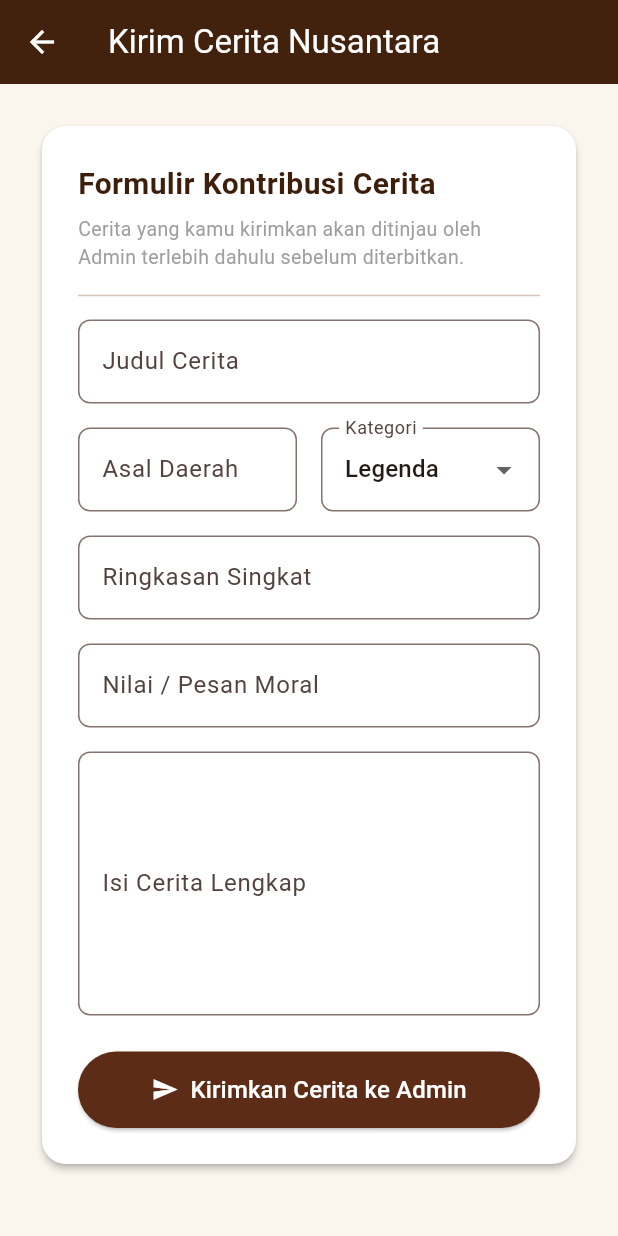
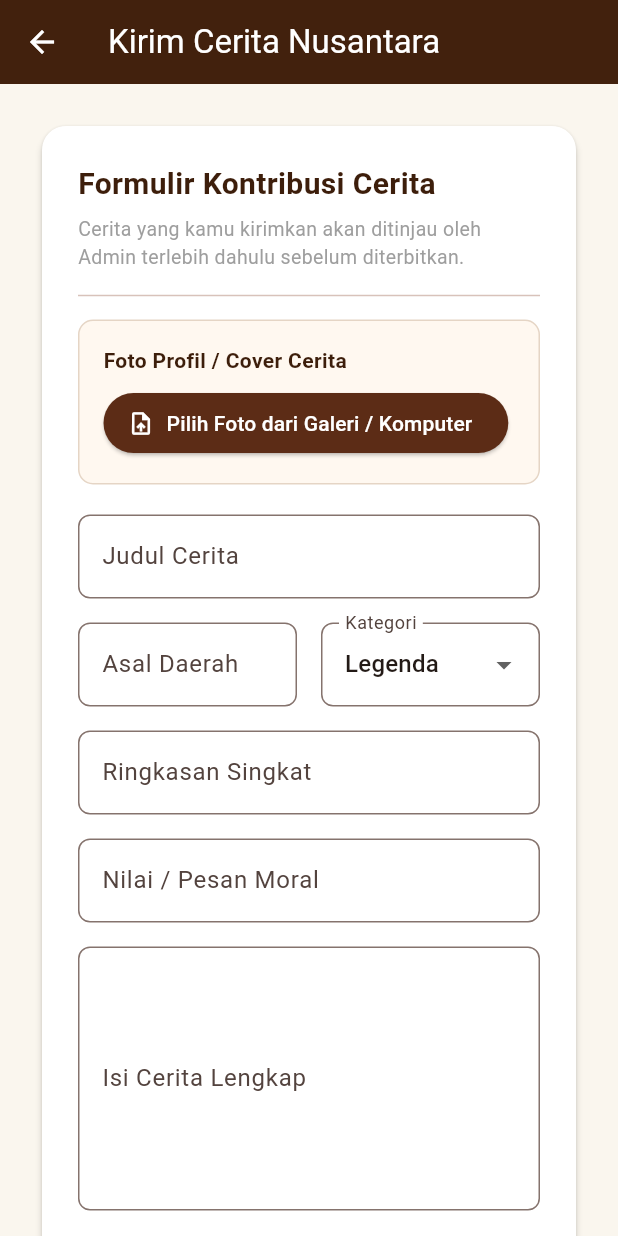
Before and after one commit to duitawisnaeni31-a11y/aplikasi_kisahloka, a Flutter app: the SendStoryScreen screen opened directly, on a phone screen of 412 x 824 dp. Run offline on Flutter 3.47's test engine with Material 3 defaults, Android fonts, the phone set to English and light mode, and no system bars; our stand-ins replace file_picker.

Commit message:
simpan perubahan

```diff
--- a/lib/models/app_models.dart
+++ b/lib/models/app_models.dart
@@ -38,7 +38,6 @@ List<Story> globalStories = [
     content: 'Pada zaman dahulu kala, di sebuah desa nelayan di Sumatera Barat, hiduplah seorang anak bernama Malin bersama ibunya yang sudah tua. Malin adalah anak yang rajin dan bercita-cita tinggi. Demi mengubah nasib keluarga, Malin memutuskan untuk merantau ke negeri seberang dengan menumpang kapal pedagang kaya.\n\nBertahun-tahun berlalu, Malin berhasil menjadi saudagar yang sangat kaya raya dan memiliki istri seorang putri bangsawan. Suatu hari, kapal megah Malin berlabuh di kampung halamannya. Sang ibu yang mendengar kabar tersebut segera berlari ke pelabuhan untuk menyambut putra tercintanya.\n\nNamun, ketika sang ibu mendekat dan memanggil namanya, Malin merasa malu akan penampilan ibunya yang lusuh di hadapan istrinya. Malin secara kejam mendorong dan mengusir wanita tua itu sambil berteriak bahwa dia tidak pernah memiliki ibu sepertinya.\n\nDengan hati yang hancur dan air mata yang mengalir deras, sang ibu berlutut memohon keadilan. Seketika langit menjadi gelap, petir menyambar, dan badai dahsyat menghantam kapal Malin. Di tengah gemuruh badai, tubuh Malin perlahan-lahan mengeras dan berubah menjadi batu sebagai hukuman atas kedurhakaannya.',
     moralValue: 'Hormatilah orang tua, setinggi apa pun kesuksesanmu.',
     iconEmoji: '⛵',
-    imageUrl: 'assets/images/malin_kundang.jpg',
     author: 'Admin',
     status: 'terbit',
   ),
@@ -51,7 +50,6 @@ List<Story> globalStories = [
     content: 'Dahulu di Pulau Jawa berdiri Kerajaan Pengging dan Prambanan. Pangeran Bandung Bondowoso dari Pengging yang sakti berhasil mengalahkan Kerajaan Prambanan. Di sana ia terpikat oleh kecantikan Roro Jonggrang, putri Kerajaan Prambanan.\n\nRoro Jonggrang tidak ingin menikahi pembunuh ayahnya, namun tak berani menolak secara langsung. Ia memberi syarat agar Bandung Bondowoso membangun 1.000 candi dalam waktu semalam sebelum fajar menyingsing.\n\nDengan kesaktiannya, Bandung Bondowoso mengerahkan ribuan jin untuk membangun candi. Melihat pekerjaan yang hampir selesai saat tengah malam, Roro Jonggrang panik. Ia menyuruh para gadis desa menumbuk lesung dan membakar jerami agar suasana terlihat terang bagai fajar.\n\nAyam jantan pun berkokok menandakan pagi telah tiba. Para jin yang takut sinar matahari segera berlari meninggalkan pekerjaan yang baru mencapai 999 candi. Bandung Bondowoso yang mengetahui kecurangan Roro Jonggrang sangat murka dan mengutuk Roro Jonggrang menjadi arca ke-1000 untuk melengkapi Candi Prambanan.',
     moralValue: 'Jangan melakukan kecurangan untuk mencapai keinginanmu.',
     iconEmoji: '🏰',
-    imageUrl: 'assets/images/roro_jonggrang.jpg',
     author: 'Admin',
     status: 'terbit',
   ),
@@ -64,7 +62,6 @@ List<Story> globalStories = [
     content: 'Di sebuah wilayah Sumatera Utara, hidup seorang pemuda bernama Toba. Suatu hari saat memancing, Toba menangkap seekor ikan mas yang sangat besar dan berkilau. Betapa terkejutnya Toba ketika ikan tersebut berubah menjadi seorang wanita cantik.\n\nWanita itu bersedia menikah dengan Toba dengan syarat: Toba tidak boleh membocorkan rahasia asal-usulnya bahwa ia adalah seekor ikan. Toba menyanggupi janji tersebut. Mereka pun menikah dan dikaruniai seorang anak laki-laki bernama Samosir.\n\nSamosir tumbuh menjadi anak yang sangat aktif namun sering membuat ayahnya hilang kesabaran. Suatu ketika, Samosir diminta mengantar makanan untuk ayahnya di ladang. Di tengah jalan, Samosir menyantap sebagian besar makanan tersebut karena lapar.\n\nToba yang sangat lapar dan marah meluapkan emosinya lalu berteriak: "Anak tidak tahu diri, dasar anak ikan!"\n\nSeketika itu janji suci terlanggar. Langit berguncang, hujan lebat mengguyur tanpa henti, dan mata air menyembur deras dari tanah hingga menenggelamkan seluruh desa. Genangan air raksasa itu kini dikenal sebagai Danau Toba, dan pulau di tengahnya dinamai Pulau Samosir.',
     moralValue: 'Pegang teguh janji yang telah diucapkan dalam situasi apa pun.',
     iconEmoji: '🏞️',
-    imageUrl: 'assets/images/danau_toba.jpg',
     author: 'Admin',
     status: 'terbit',
   ),
--- a/lib/views/admin_views.dart
+++ b/lib/views/admin_views.dart
@@ -131,7 +131,6 @@ class AdminDashboardScreen extends StatelessWidget {
   }
 }
 
-// HALAMAN MODERASI CERITA MASUK
 class AdminModerationScreen extends StatefulWidget {
   const AdminModerationScreen({super.key});
 
@@ -220,7 +219,6 @@ class _AdminModerationScreenState extends State<AdminModerationScreen> {
   }
 }
 
-// HALAMAN KELOLA CERITA DENGAN DIALOG KONFIRMASI POP-UP NUSANTARA
 class AdminManageStoriesScreen extends StatefulWidget {
   const AdminManageStoriesScreen({super.key});
 
--- a/lib/views/member_views.dart
+++ b/lib/views/member_views.dart
@@ -1,4 +1,5 @@
 import 'package:flutter/material.dart';
+import 'package:file_picker/file_picker.dart';
 import '../models/app_models.dart';
 
 class MemberDashboardScreen extends StatelessWidget {
@@ -36,14 +37,12 @@ class MemberDashboardScreen extends StatelessWidget {
             child: Column(
               crossAxisAlignment: CrossAxisAlignment.start,
               children: [
-                // Tombol Kembali Ke Beranda Utam
                 TextButton.icon(
                   onPressed: onLogout,
                   icon: const Icon(Icons.arrow_back, color: Color(0xFF5C2C16)),
                   label: const Text('Kembali ke Beranda Utama', style: TextStyle(color: Color(0xFF5C2C16), fontWeight: FontWeight.bold)),
                 ),
                 const SizedBox(height: 12),
-
                 Container(
                   width: double.infinity,
                   padding: const EdgeInsets.all(24),
@@ -94,7 +93,7 @@ class MemberDashboardScreen extends StatelessWidget {
                       child: Icon(Icons.add_circle, color: Color(0xFF5C2C16)),
                     ),
                     title: const Text('Kirimkan Cerita Baru', style: TextStyle(fontWeight: FontWeight.bold, fontSize: 16)),
-                    subtitle: const Text('Punya kisah/legenda lokal dari daerahmu? Tulis dan kirimkan sekarang.'),
+                    subtitle: const Text('Punya kisah/legenda lokal dari daerahmu? Bagikan sekarang.'),
                     trailing: ElevatedButton(
                       style: ElevatedButton.styleFrom(backgroundColor: const Color(0xFF5C2C16)),
                       onPressed: () => onNavigateTab(2),
@@ -189,6 +188,24 @@ class _SendStoryScreenState extends State<SendStoryScreen> {
   final _moralController = TextEditingController();
   final _contentController = TextEditingController();
   String _selectedCategory = 'Legenda';
+  String? _selectedFileName;
+
+  Future<void> _pickImage() async {
+    try {
+      FilePickerResult? result = await FilePicker.platform.pickFiles(
+        type: FileType.image,
+        allowMultiple: false,
+      );
+
+      if (result != null && result.files.isNotEmpty) {
+        setState(() {
+          _selectedFileName = result.files.first.name;
+        });
+      }
+    } catch (e) {
+      debugPrint("File Picker Error: $e");
+    }
+  }
 
   void _submitStory() {
     if (_formKey.currentState!.validate()) {
@@ -201,7 +218,7 @@ class _SendStoryScreenState extends State<SendStoryScreen> {
         moralValue: _moralController.text,
         content: _contentController.text,
         iconEmoji: '📜',
-        status: 'pending', // PERSETUJUAN ADMIN: Status dikirim sebagai PENDING
+        status: 'pending',
         author: 'Anggota',
       );
 
@@ -209,7 +226,7 @@ class _SendStoryScreenState extends State<SendStoryScreen> {
 
       ScaffoldMessenger.of(context).showSnackBar(
         const SnackBar(
-          content: Text('Cerita berhasil dikirim! Menunggu moderasi dan persetujuan Admin.'),
+          content: Text('Cerita berhasil dikirim! Menunggu persetujuan Admin.'),
           backgroundColor: Color(0xFF5C2C16),
         ),
       );
@@ -219,6 +236,9 @@ class _SendStoryScreenState extends State<SendStoryScreen> {
       _summaryController.clear();
       _moralController.clear();
       _contentController.clear();
+      setState(() {
+        _selectedFileName = null;
+      });
 
       if (widget.onSuccess != null) {
         widget.onSuccess!();
@@ -255,6 +275,49 @@ class _SendStoryScreenState extends State<SendStoryScreen> {
                         style: TextStyle(color: Colors.grey, fontSize: 13),
                       ),
                       const Divider(height: 32),
+
+                      // FITUR UPLOAD GAMBAR PROFIL
+                      Container(
+                        padding: const EdgeInsets.all(16),
+                        decoration: BoxDecoration(
+                          color: const Color(0xFFFFF8F0),
+                          borderRadius: BorderRadius.circular(10),
+                          border: Border.all(color: const Color(0xFFE5D5C5)),
+                        ),
+                        child: Column(
+                          crossAxisAlignment: CrossAxisAlignment.start,
+                          children: [
+                            const Text(
+                              'Foto Profil / Cover Cerita',
+                              style: TextStyle(fontWeight: FontWeight.bold, color: Color(0xFF3D1E0B)),
+                            ),
+                            const SizedBox(height: 8),
+                            Row(
+                              children: [
+                                ElevatedButton.icon(
+                                  style: ElevatedButton.styleFrom(
+                                    backgroundColor: const Color(0xFF5C2C16),
+                                    foregroundColor: Colors.white,
+                                  ),
+                                  onPressed: _pickImage,
+                                  icon: const Icon(Icons.upload_file),
+                                  label: const Text('Pilih Foto dari Galeri / Komputer'),
+                                ),
+                                const SizedBox(width: 12),
+                                Expanded(
+                                  child: Text(
+                                    _selectedFileName ?? 'Belum ada foto dipilih',
+                                    overflow: TextOverflow.ellipsis,
+                                    style: const TextStyle(fontSize: 12, color: Colors.grey),
+                                  ),
+                                ),
+                              ],
+                            ),
+                          ],
+                        ),
+                      ),
+                      const SizedBox(height: 20),
+
                       TextFormField(
                         controller: _titleController,
                         decoration: InputDecoration(
```
Also changed, not shown: lib/views/guest_views.dart (+58 -61 lines), pubspec.yaml (+5 -76 lines), pubspec.lock, 1 other file.
